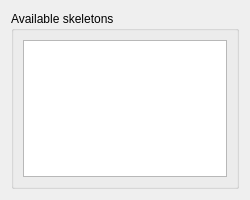
Qt form GUI/SkeletonList.ui (istee/cor3d) before a commit.
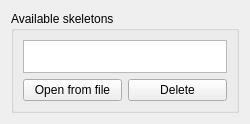
The same form after that commit.

Commit message: skeleton editor almost complete

Diff of the .ui file:
```diff
--- a/GUI/SkeletonList.ui
+++ b/GUI/SkeletonList.ui
@@ -7,7 +7,7 @@
     <x>0</x>
     <y>0</y>
     <width>250</width>
-    <height>200</height>
+    <height>124</height>
    </rect>
   </property>
   <property name="minimumSize">
@@ -16,6 +16,12 @@
     <height>124</height>
    </size>
   </property>
+  <property name="maximumSize">
+   <size>
+    <width>16777215</width>
+    <height>150</height>
+   </size>
+  </property>
   <property name="windowTitle">
    <string>Form</string>
   </property>
@@ -26,9 +32,23 @@
       <string>Available skeletons</string>
      </property>
      <layout class="QGridLayout" name="gridLayout_2">
-      <item row="0" column="0">
+      <item row="0" column="0" colspan="2">
        <widget class="QListView" name="skeleton_listview"/>
       </item>
+      <item row="1" column="0">
+       <widget class="QPushButton" name="pushButton">
+        <property name="text">
+         <string>Open from file</string>
+        </property>
+       </widget>
+      </item>
+      <item row="1" column="1">
+       <widget class="QPushButton" name="delete_button">
+        <property name="text">
+         <string>Delete</string>
+        </property>
+       </widget>
+      </item>
      </layout>
     </widget>
    </item>
```
Left out of the diff: 2 changed lines with no effect on the pictures. The commit also changes 33 other files.
